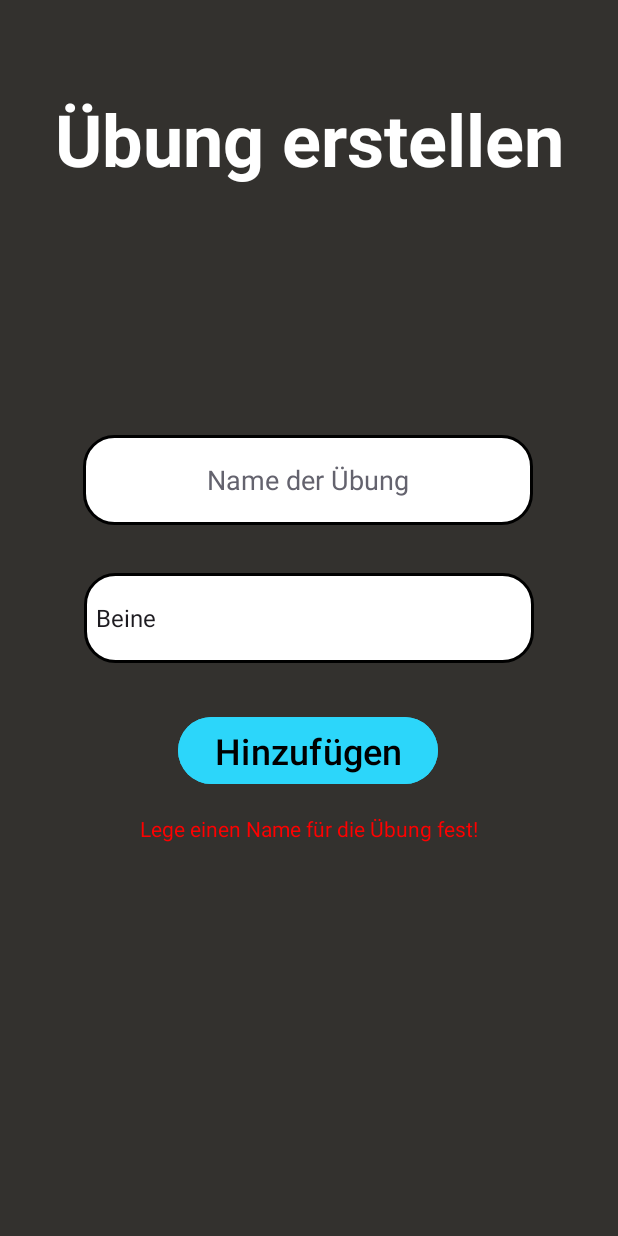
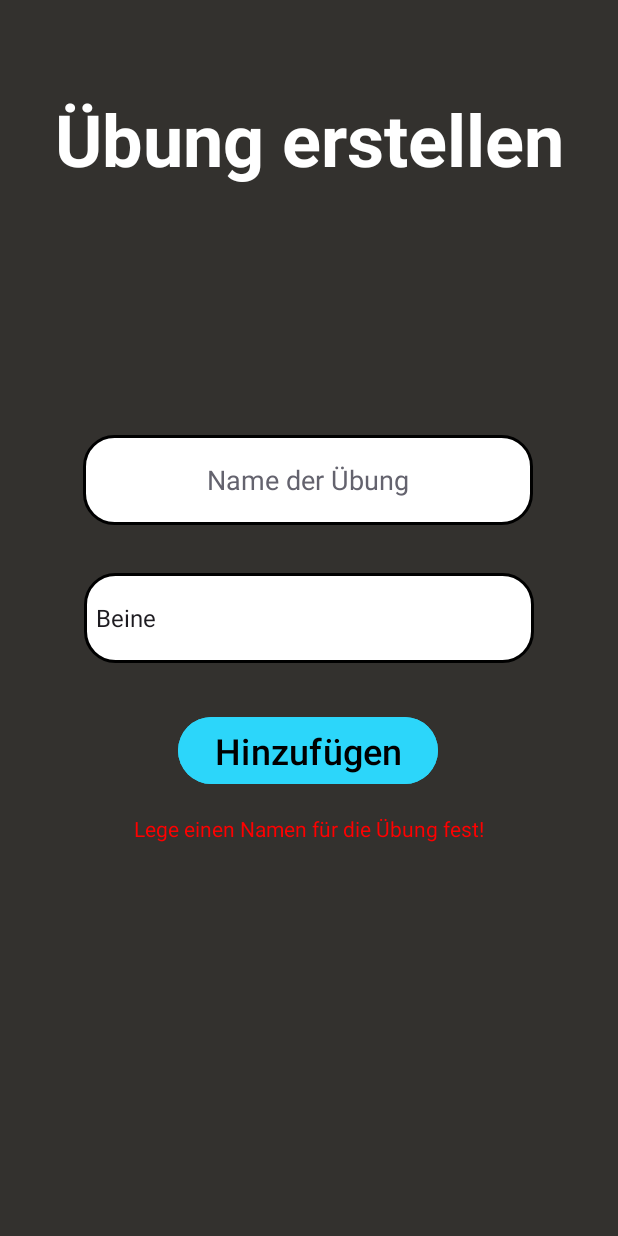
Before and after one commit to mthaler1/GymMem-itp, an Android app: the fragment UeErstellenFragment shown on its own in the app's theme, after a tap on "Hinzufügen", on a phone screen of 412 x 824 dp. Run offline under Robolectric (Android 15) with nearby library versions, the phone set to English and light mode, and no system bars; our stand-ins replace Firebase (no records; nobody signed in at launch, a user with empty details on screens opened directly).

Commit message:
Error-Msg updated

```diff
--- a/app/src/main/java/com/example/gymmem/UeErstellenFragment.java
+++ b/app/src/main/java/com/example/gymmem/UeErstellenFragment.java
@@ -54,7 +54,7 @@ public class UeErstellenFragment extends Fragment {
             public void onClick(View view) {
                 try {
                     if(TextUtils.isEmpty(input.getText())){
-                        ausgabe.setText("Lege einen Name für die Übung fest!");
+                        ausgabe.setText("Lege einen Namen für die Übung fest!");
                     }
                     else {
                         Log.i("Eingabe", input.getText().toString());
```
